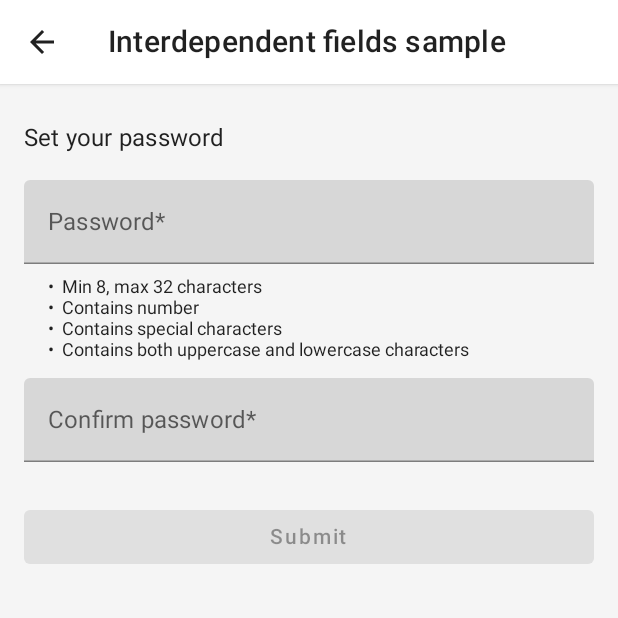
After one commit to i-Cell-Mobilsoft-Open-Source/CarlosFormito, an Android app built with Jetpack Compose: the SetPasswordScreen screen opened through its navigation route, on a phone screen of 412 x 824 dp, the top half of it. The commit adds this screen. Run offline under Robolectric (Android 15) with nearby library versions, the phone set to English and light mode, and no system bars.

Commit message:
feat: add interdependent field validation sample

```diff
--- a/app/src/main/java/com/icell/external/carlosformito/ui/menu/MenuNavigator.kt
+++ b/app/src/main/java/com/icell/external/carlosformito/ui/menu/MenuNavigator.kt
@@ -17,6 +17,8 @@ import com.icell.external.carlosformito.ui.fieldsamples.SampleFormScreen
 import com.icell.external.carlosformito.ui.fieldsamples.SamplesFormViewModel
 import com.icell.external.carlosformito.ui.fieldsamples.util.SamplesFormViewModelFactory
 import com.icell.external.carlosformito.ui.menu.Route.Companion.KEY_ARG_VALIDATION_STRATEGY
+import com.icell.external.carlosformito.ui.password.SetPasswordScreen
+import com.icell.external.carlosformito.ui.password.SetPasswordViewModel
 
 @Composable
 fun MenuNavigator(
@@ -36,6 +38,9 @@ fun MenuNavigator(
                 },
                 onNavigateToLongRunningValidationSample = {
                     navController.navigate(Route.LongRunningValidationSample.route)
+                },
+                onNavigateToInterdependentFieldsSample = {
+                    navController.navigate(Route.InterdependentFieldsSample.route)
                 }
             )
         }
@@ -81,6 +86,17 @@ fun MenuNavigator(
                 }
             )
         }
+        composable(Route.InterdependentFieldsSample.route) {
+            val viewModel: SetPasswordViewModel = viewModel()
+
+            SetPasswordScreen(
+                title = "Interdependent fields sample",
+                viewModel = viewModel,
+                onBackPressed = {
+                    navController.navigateUp()
+                }
+            )
+        }
     }
 }
 
@@ -94,6 +110,8 @@ sealed class Route(val route: String) {
 
     data object LongRunningValidationSample : Route("LongRunningValidationSample")
 
+    data object InterdependentFieldsSample : Route("InterdependentFieldsSample")
+
     companion object {
         const val KEY_FIELD_SAMPLES_ROOT = "FieldSamples"
         const val KEY_ARG_VALIDATION_STRATEGY = "validationStrategy"
--- a/app/src/main/java/com/icell/external/carlosformito/ui/menu/MenuScreen.kt
+++ b/app/src/main/java/com/icell/external/carlosformito/ui/menu/MenuScreen.kt
@@ -41,6 +41,7 @@ fun MenuScreen(
     onNavigateToFieldSamples: (validationStrategy: FormFieldValidationStrategy) -> Unit,
     onNavigateToCustomFormFieldsSample: () -> Unit,
     onNavigateToLongRunningValidationSample: () -> Unit,
+    onNavigateToInterdependentFieldsSample: () -> Unit
 ) {
     val coroutineScope = rememberCoroutineScope()
     val modalSheetState = rememberModalBottomSheetState(
@@ -130,6 +131,9 @@ fun MenuScreen(
                         onNavigateToLongRunningValidationSample.invoke()
                     }
                 }
+                MenuListItem(title = "Interdependent fields sample") {
+                    onNavigateToInterdependentFieldsSample.invoke()
+                }
             }
         }
     }
--- /dev/null
+++ b/app/src/main/java/com/icell/external/carlosformito/ui/password/SetPasswordFields.kt
@@ -0,0 +1,38 @@
+package com.icell.external.carlosformito.ui.password
+
+import com.icell.external.carlosformito.R
+import com.icell.external.carlosformito.core.api.model.FormField
+import com.icell.external.carlosformito.ui.validator.ContainsNumberValidator
+import com.icell.external.carlosformito.ui.validator.ContainsSpecialCharacterValidator
+import com.icell.external.carlosformito.ui.validator.ContainsUpperAndLowercaseValidator
+import com.icell.external.carlosformito.ui.validator.TextMinLengthValidator
+import com.icell.external.carlosformito.ui.validator.ValueRequiredValidator
+
+object SetPasswordFields {
+
+    private const val KEY_PASSWORD_MIN_LENGTH = 8
+    const val KEY_PASSWORD_MAX_LENGTH = 32
+
+    const val KEY_PASSWORD = "KEY_PASSWORD"
+    const val KEY_CONFIRM_PASSWORD = "KEY_CONFIRM_PASSWORD"
+
+    fun build(): List<FormField<*>> {
+        return listOf(
+            FormField(
+                id = KEY_PASSWORD,
+                validators = listOf(
+                    TextMinLengthValidator(minLength = KEY_PASSWORD_MIN_LENGTH),
+                    ContainsNumberValidator(R.string.password_not_contains_number_error),
+                    ContainsSpecialCharacterValidator(R.string.password_not_contains_special_char_error),
+                    ContainsUpperAndLowercaseValidator(R.string.password_not_contains_uppercase_or_lowercase_error)
+                )
+            ),
+            FormField(
+                id = KEY_CONFIRM_PASSWORD,
+                validators = listOf(
+                    ValueRequiredValidator()
+                )
+            )
+        )
+    }
+}
--- /dev/null
+++ b/app/src/main/java/com/icell/external/carlosformito/ui/password/SetPasswordScreen.kt
@@ -0,0 +1,78 @@
+package com.icell.external.carlosformito.ui.password
+
+import android.annotation.SuppressLint
+import androidx.compose.foundation.layout.Column
+import androidx.compose.foundation.layout.Spacer
+import androidx.compose.foundation.layout.fillMaxWidth
+import androidx.compose.foundation.layout.height
+import androidx.compose.foundation.layout.padding
+import androidx.compose.foundation.rememberScrollState
+import androidx.compose.foundation.verticalScroll
+import androidx.compose.material.Button
+import androidx.compose.material.MaterialTheme
+import androidx.compose.material.Scaffold
+import androidx.compose.material.Text
+import androidx.compose.runtime.Composable
+import androidx.compose.runtime.collectAsState
+import androidx.compose.runtime.getValue
+import androidx.compose.ui.Modifier
+import androidx.compose.ui.unit.dp
+import com.icell.external.carlosformito.ui.common.CarlosTopAppBar
+import com.icell.external.carlosformito.ui.field.FormTextField
+import com.icell.external.carlosformito.ui.password.SetPasswordFields.KEY_CONFIRM_PASSWORD
+import com.icell.external.carlosformito.ui.password.SetPasswordFields.KEY_PASSWORD
+import com.icell.external.carlosformito.ui.password.SetPasswordFields.KEY_PASSWORD_MAX_LENGTH
+
+@SuppressLint("UnusedMaterialScaffoldPaddingParameter")
+@Composable
+fun SetPasswordScreen(
+    title: String,
+    viewModel: SetPasswordViewModel,
+    onBackPressed: () -> Unit
+) {
+    Scaffold(
+        topBar = {
+            CarlosTopAppBar(title, onBackPressed)
+        }
+    ) {
+        Column(
+            modifier = Modifier
+                .verticalScroll(rememberScrollState())
+                .padding(horizontal = 16.dp, vertical = 24.dp)
+        ) {
+            Text(
+                text = "Set your password",
+                style = MaterialTheme.typography.subtitle1
+            )
+
+            Spacer(modifier = Modifier.height(16.dp))
+
+            FormTextField(
+                fieldItem = viewModel.getFieldItem(KEY_PASSWORD),
+                label = "Password*",
+                maxLength = KEY_PASSWORD_MAX_LENGTH,
+                supportingText = """
+                    •  Min 8, max 32 characters
+                    •  Contains number
+                    •  Contains special characters
+                    •  Contains both uppercase and lowercase characters
+                """.trimIndent()
+            )
+
+            FormTextField(
+                fieldItem = viewModel.getFieldItem(KEY_CONFIRM_PASSWORD),
+                label = "Confirm password*",
+                maxLength = KEY_PASSWORD_MAX_LENGTH
+            )
+
+            val allRequiredFieldFilled by viewModel.allRequiredFieldFilled.collectAsState()
+            Button(
+                enabled = allRequiredFieldFilled,
+                onClick = viewModel::submit,
+                modifier = Modifier.fillMaxWidth()
+            ) {
+                Text("Submit")
+            }
+        }
+    }
+}
--- a/app/src/main/res/values/strings.xml
+++ b/app/src/main/res/values/strings.xml
@@ -5,5 +5,9 @@
     <string name="validity_start_missing_time">Time is required!</string>
     <string name="validity_start_out_of_range">Must be a date time between: %1$s and %2$s!</string>
     <string name="email_not_unique_error">The email you entered is already taken!</string>
+    <string name="confirm_password_not_match_error">The two passwords does not match!</string>
+    <string name="password_not_contains_number_error">The password should contain a number!</string>
+    <string name="password_not_contains_special_char_error">The password should contain a special char!</string>
+    <string name="password_not_contains_uppercase_or_lowercase_error">The password should contain both uppercase and lowercase characters!</string>
 
 </resources>
--- a/core/src/main/java/com/icell/external/carlosformito/core/api/FormManager.kt
+++ b/core/src/main/java/com/icell/external/carlosformito/core/api/FormManager.kt
@@ -1,5 +1,6 @@
 package com.icell.external.carlosformito.core.api
 
+import com.icell.external.carlosformito.core.api.validator.FormFieldValidationResult
 import kotlinx.coroutines.flow.StateFlow
 
 interface FormManager {
@@ -11,4 +12,6 @@ interface FormManager {
     suspend fun validateForm(): Boolean
 
     fun setFormInvalid()
+
+    fun setFieldInvalid(id: String, invalidResult: FormFieldValidationResult.Invalid)
 }
```
Also changed, not shown: app/src/main/java/com/icell/external/carlosformito/ui/password/SetPasswordViewModel.kt (added, +38 -0 lines), app/src/main/java/com/icell/external/carlosformito/ui/password/validator/ConfirmPasswordMatchValidator.kt (added, +15 -0 lines), core/src/main/java/com/icell/external/carlosformito/core/FormManagerViewModel.kt (+7 -6 lines).
